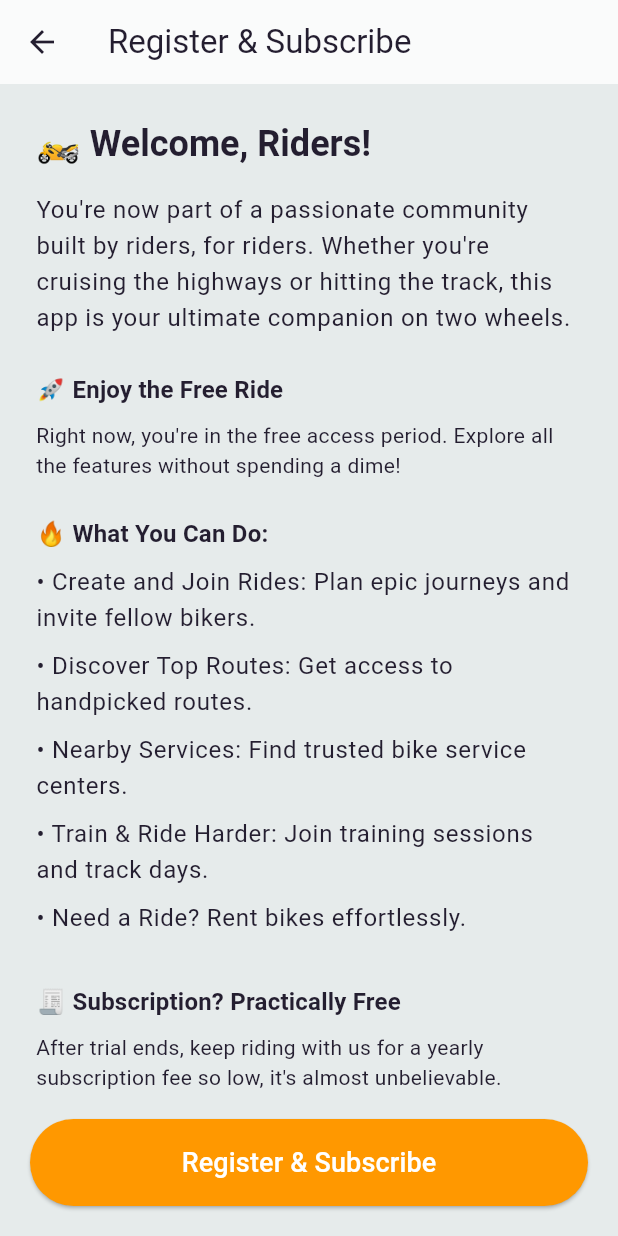
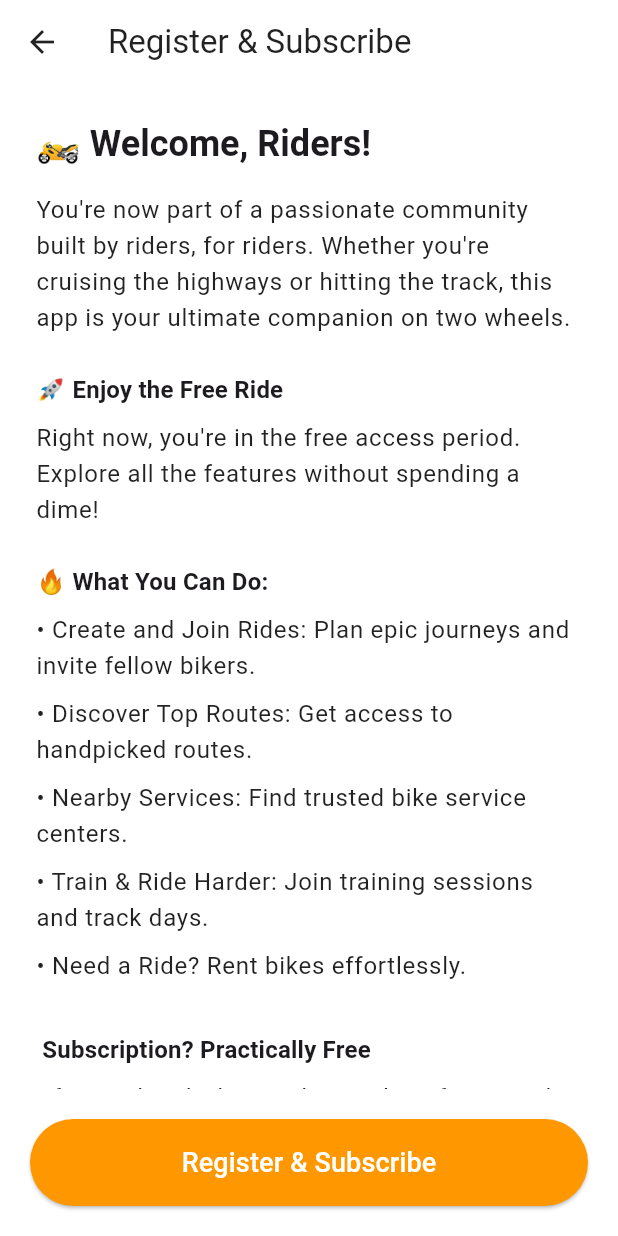
Before and after one commit to Ganganaidu/Popp, a Flutter app: the SignUpBikeDetailsScreen screen opened directly with empty values, after a tap on "Next", on a phone screen of 412 x 824 dp. Run offline on Flutter 3.47's test engine with Material 3 defaults, Android fonts, the phone set to English and light mode, and no system bars; our stand-ins replace carousel_slider, cloud_firestore, dropdown_button2, file_picker, firebase_auth, firebase_core and 9 more; missing offline and left inert: flutter_facebook_auth; accounts and stored records are empty; network calls fail.

Commit message:
Updated light and dark themes
Refactored theme implementation for better organization and clarity.
Introduced `poppLightTheme` and `poppDarkTheme` for distinct light and dark mode styling.
Updated various UI components to utilize the new theme structure, including:
- Login screen background
- Bottom navigation bar styling
- App bar styling
- Input field styling in sign-up bike details and build extensions
- Text styles in register and subscribe screen

```diff
--- a/lib/main.dart
+++ b/lib/main.dart
@@ -34,9 +34,9 @@ class MyApp extends StatelessWidget {
   Widget build(BuildContext context) {
     return MaterialApp(
       title: 'Popp',
-      themeMode: ThemeMode.light,
-      theme: AppTheme.lightThemeData,
-      darkTheme: AppTheme.darkThemeData,
+      themeMode: ThemeMode.system,
+      theme: poppLightTheme,
+      darkTheme: poppDarkTheme,
       home: const SplashScreen(),
       routes: {
         '/login': (context) => const LoginScreen(),
--- a/lib/src/login/login_screen.dart
+++ b/lib/src/login/login_screen.dart
@@ -41,7 +41,6 @@ class _LoginScreenState extends State<LoginScreen>
   Widget build(BuildContext context) {
     return Scaffold(
       resizeToAvoidBottomInset: false, // <-- Important to fix skip movement
-      backgroundColor: Colors.white,
       body: Stack(
         children: [
           SafeArea(
--- a/lib/src/login/register_and_subscribe_screen.dart
+++ b/lib/src/login/register_and_subscribe_screen.dart
@@ -106,7 +106,7 @@ class _RegisterAndSubscribeScreenState
                     const SizedBox(height: 8),
                     Text(
                         "Right now, you're in the free access period. Explore all the features without spending a dime!",
-                        style: textTheme.bodyMedium),
+                        style: textTheme.bodyLarge),
                     const SizedBox(height: 24),
                     Text("🔥 What You Can Do:",
                         style: textTheme.titleMedium
@@ -123,13 +123,13 @@ class _RegisterAndSubscribeScreenState
                           child: Text("• $item", style: textTheme.bodyLarge),
                         )),
                     const SizedBox(height: 24),
-                    Text("🧾 Subscription? Practically Free",
+                    Text(" Subscription? Practically Free",
                         style: textTheme.titleMedium
                             ?.copyWith(fontWeight: FontWeight.bold)),
                     const SizedBox(height: 8),
                     Text(
                         "After trial ends, keep riding with us for a yearly subscription fee so low, it's almost unbelievable.",
-                        style: textTheme.bodyMedium),
+                        style: textTheme.bodyLarge),
                     const SizedBox(height: 20),
                     CheckboxListTile(
                       title: const Text(
--- a/lib/src/login/sign_up_bike_details_screen.dart
+++ b/lib/src/login/sign_up_bike_details_screen.dart
@@ -56,10 +56,10 @@ class _SignUpBikeDetailsScreenState extends State<SignUpBikeDetailsScreen> {
                 color: Colors.green)),
         const SizedBox(height: 10),
         buildInputField(
-            'Bike Brand', 'Enter Bike Brand name', bikes[index]['brand']!),
+            '', 'Enter Bike Brand name', bikes[index]['brand']!),
         buildInputField(
-            'Bike Model', 'Enter Bike Model name', bikes[index]['model']!),
-        buildInputField('MFG Month/Year', 'Enter Month and year of MFG',
+            '', 'Enter Bike Model name', bikes[index]['model']!),
+        buildInputField('', 'Enter Month and year of MFG',
             bikes[index]['monthYear']!),
         const SizedBox(height: 20),
       ],
@@ -69,7 +69,7 @@ class _SignUpBikeDetailsScreenState extends State<SignUpBikeDetailsScreen> {
   Widget buildInputField(
       String label, String hint, TextEditingController controller) {
     return Padding(
-      padding: const EdgeInsets.only(bottom: 10),
+      padding: const EdgeInsets.only(bottom: 20),
       child: TextField(
         controller: controller,
         decoration: context.inputDecoration(label, hint),
--- a/lib/src/navigation/custom_bottom_nav_bar.dart
+++ b/lib/src/navigation/custom_bottom_nav_bar.dart
@@ -18,11 +18,6 @@ class CustomBottomNavBar extends StatelessWidget {
       children: [
         Container(
           decoration: const BoxDecoration(
-            color: Colors.white,
-            borderRadius: BorderRadius.only(
-              topLeft: Radius.circular(20),
-              topRight: Radius.circular(20),
-            ),
             boxShadow: [
               BoxShadow(color: Colors.black12, blurRadius: 5),
             ],
--- a/lib/src/theme/theme.dart
+++ b/lib/src/theme/theme.dart
@@ -1,48 +1,75 @@
 import 'package:flutter/material.dart';
 
-class AppTheme {
-  const AppTheme();
+final ThemeData poppLightTheme = ThemeData(
+  brightness: Brightness.light,
+  primaryColor: Colors.orange,
+  scaffoldBackgroundColor: Colors.white,
+  appBarTheme: const AppBarTheme(
+    backgroundColor: Colors.white,
+    foregroundColor: Colors.black87,
+    elevation: 0,
+  ),
+  textTheme: const TextTheme(
+    bodyLarge: TextStyle(color: Colors.black87),
+    bodyMedium: TextStyle(color: Colors.black87),
+    titleLarge: TextStyle(color: Colors.black87),
+  ),
+  elevatedButtonTheme: ElevatedButtonThemeData(
+    style: ElevatedButton.styleFrom(
+      backgroundColor: Colors.orange,
+      foregroundColor: Colors.white,
+      shape: RoundedRectangleBorder(borderRadius: BorderRadius.circular(30)),
+    ),
+  ),
+  switchTheme: SwitchThemeData(
+    thumbColor: MaterialStateProperty.all(Colors.orange),
+    trackColor: MaterialStateProperty.all(Colors.orange.shade200),
+  ),
+  iconTheme: const IconThemeData(color: Colors.orange),
+  inputDecorationTheme: InputDecorationTheme(
+    filled: true,
+    fillColor: Colors.grey.shade100,
+    border: OutlineInputBorder(
+      borderRadius: BorderRadius.circular(12),
+      borderSide: BorderSide.none,
+    ),
+    hintStyle: const TextStyle(color: Colors.black54),
+  ),
+);
 
-  static final Color _lightFocusColor = Colors.black.withOpacity(0.12);
-  static final Color _darkFocusColor = Colors.white.withOpacity(0.12);
-  static ThemeData lightThemeData =
-      themeData(lightColorScheme, _lightFocusColor);
-  static ThemeData darkThemeData = themeData(darkColorScheme, _darkFocusColor);
-
-  static ThemeData themeData(ColorScheme colorScheme, Color focusColor) {
-    return ThemeData(
-        colorScheme: colorScheme,
-        canvasColor: colorScheme.background,
-        scaffoldBackgroundColor: colorScheme.background,
-        highlightColor: Colors.transparent,
-        focusColor: focusColor);
-  }
-
-  static const ColorScheme lightColorScheme = ColorScheme(
-    primary: Color(0xff2890c8),
-    onPrimary: Colors.white,
-    secondary: Color(0xFFEFF3F3),
-    onSecondary: Color(0xFF322942),
-    error: Colors.redAccent,
-    onError: Colors.white,
-    background: Color(0xFFE6EBEB),
-    onBackground: Colors.white,
-    surface: Color(0xFFFAFBFB),
-    onSurface: Color(0xFF241E30),
-    brightness: Brightness.light,
-  );
-
-  static const ColorScheme darkColorScheme = ColorScheme(
-    primary: Color(0xff2890c8),
-    secondary: Color(0xFF4D1F7C),
-    background: Color(0xFF241E30),
-    surface: Color(0xFF1F1929),
-    onBackground: Color(0x0DFFFFFF),
-    error: Colors.redAccent,
-    onError: Colors.white,
-    onPrimary: Colors.white,
-    onSecondary: Colors.white,
-    onSurface: Colors.white,
-    brightness: Brightness.dark,
-  );
-}
+final ThemeData poppDarkTheme = ThemeData(
+  brightness: Brightness.dark,
+  primaryColor: Colors.orange,
+  scaffoldBackgroundColor: Colors.grey[900],
+  appBarTheme: AppBarTheme(
+    backgroundColor: Colors.grey[900],
+    foregroundColor: Colors.white,
+    elevation: 0,
+  ),
+  textTheme: const TextTheme(
+    bodyLarge: TextStyle(color: Colors.white),
+    bodyMedium: TextStyle(color: Colors.white70),
+    titleLarge: TextStyle(color: Colors.white),
+  ),
+  elevatedButtonTheme: ElevatedButtonThemeData(
+    style: ElevatedButton.styleFrom(
+      backgroundColor: Colors.orange,
+      foregroundColor: Colors.white,
+      shape: RoundedRectangleBorder(borderRadius: BorderRadius.circular(30)),
+    ),
+  ),
+  switchTheme: SwitchThemeData(
+    thumbColor: MaterialStateProperty.all(Colors.orange),
+    trackColor: MaterialStateProperty.all(Colors.orange.shade300),
+  ),
+  iconTheme: const IconThemeData(color: Colors.orange),
+  inputDecorationTheme: InputDecorationTheme(
+    filled: true,
+    fillColor: Colors.grey[800],
+    border: OutlineInputBorder(
+      borderRadius: BorderRadius.circular(12),
+      borderSide: BorderSide.none,
+    ),
+    hintStyle: const TextStyle(color: Colors.white54),
+  ),
+);
--- a/lib/src/toolbar/pop_app_bar.dart
+++ b/lib/src/toolbar/pop_app_bar.dart
@@ -24,7 +24,6 @@ class PopAppBar extends StatelessWidget implements PreferredSizeWidget {
       duration: const Duration(milliseconds: 300),
       color: Colors.white,
       child: AppBar(
-        backgroundColor: Colors.transparent,
         elevation: 0,
         leading: AnimatedSwitcher(
           duration: const Duration(milliseconds: 300),
--- a/lib/src/utils/build_extensions.dart
+++ b/lib/src/utils/build_extensions.dart
@@ -83,20 +83,6 @@ extension BuildContextEntension<T> on BuildContext {
 
   Color get background => Theme.of(this).colorScheme.background;
 
-  // // custome theme extensions, You must have to create theme extensions first
-  // // you can use them with shortcuts as well
-  // Gradient get vertical =>
-  //     Theme.of(this).extension<AppThemeExtension>()!.vertical;
-  //
-  // Gradient get horizontal =>
-  //     Theme.of(this).extension<AppThemeExtension>()!.horizontal;
-  //
-  // Color get extraLightGrey =>
-  //     Theme.of(this).extension<AppThemeExtension>()!.extraLightGrey;
-  //
-  // Color get lightGrey =>
-  //     Theme.of(this).extension<AppThemeExtension>()!.lightGrey;
-
   Future<T?> showBottomSheet(
     Widget child, {
     bool isScrollControlled = true,
@@ -135,12 +121,11 @@ extension BuildContextEntension<T> on BuildContext {
         hintStyle: const TextStyle(color: Colors.grey),
         labelStyle: const TextStyle(fontWeight: FontWeight.w500),
         // Change fill color when disabled
-        fillColor: enable ? primary.withOpacity(0.1) : primary.withOpacity(0.1),
         enabledBorder: OutlineInputBorder(
-          borderSide: BorderSide(color: primary),
+          borderSide: BorderSide(color: primaryColor),
         ),
         focusedBorder: OutlineInputBorder(
-          borderSide: BorderSide(color: primary, width: 1.5),
+          borderSide: BorderSide(color: primaryColor, width: 1.5),
         ),
         disabledBorder: OutlineInputBorder(
           // Add this for when InputDecorator is disabled
```
